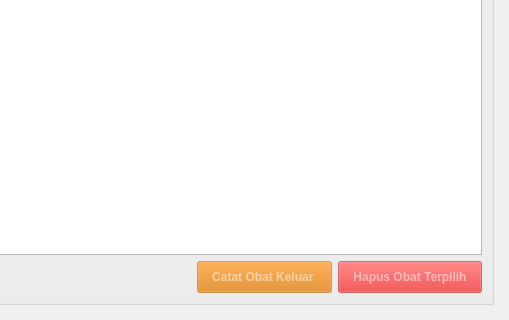
Above: src/mainwindow.ui from ParikesitDotNet/Tugas-Akhir-Kelompok12 before the change; both pictures show x 659 to 1168 and y 348 to 668 of the 1168 by 668 pixel window. Below: the same form after it.
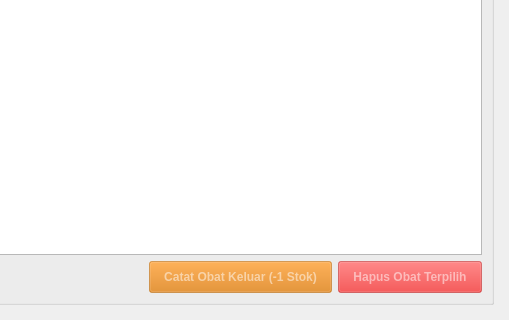
That is the form after the change.

Commit message: changes texts on buttons + app name

Diff of the .ui file:
```diff
--- a/src/mainwindow.ui
+++ b/src/mainwindow.ui
@@ -391,7 +391,7 @@
 }</string>
              </property>
              <property name="text">
-              <string>Catat Obat Keluar </string>
+              <string>Catat Obat Keluar (-1 Stok)</string>
              </property>
             </widget>
            </item>
```
Left out of the diff: 2 changed lines with no effect on the pictures.
